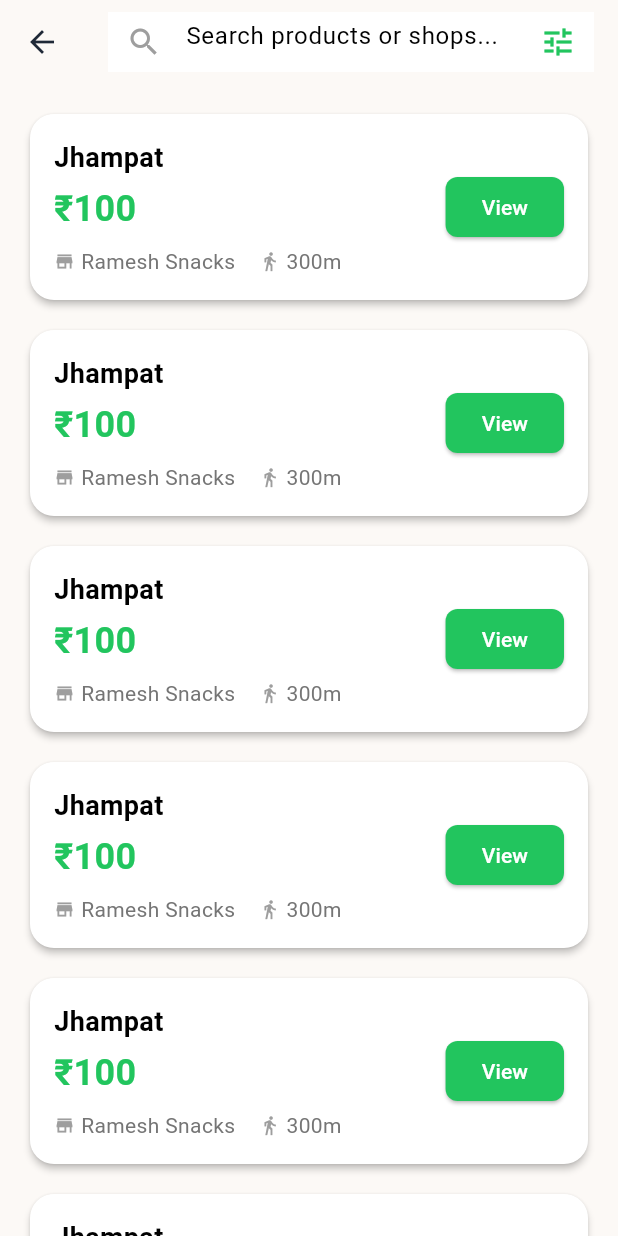
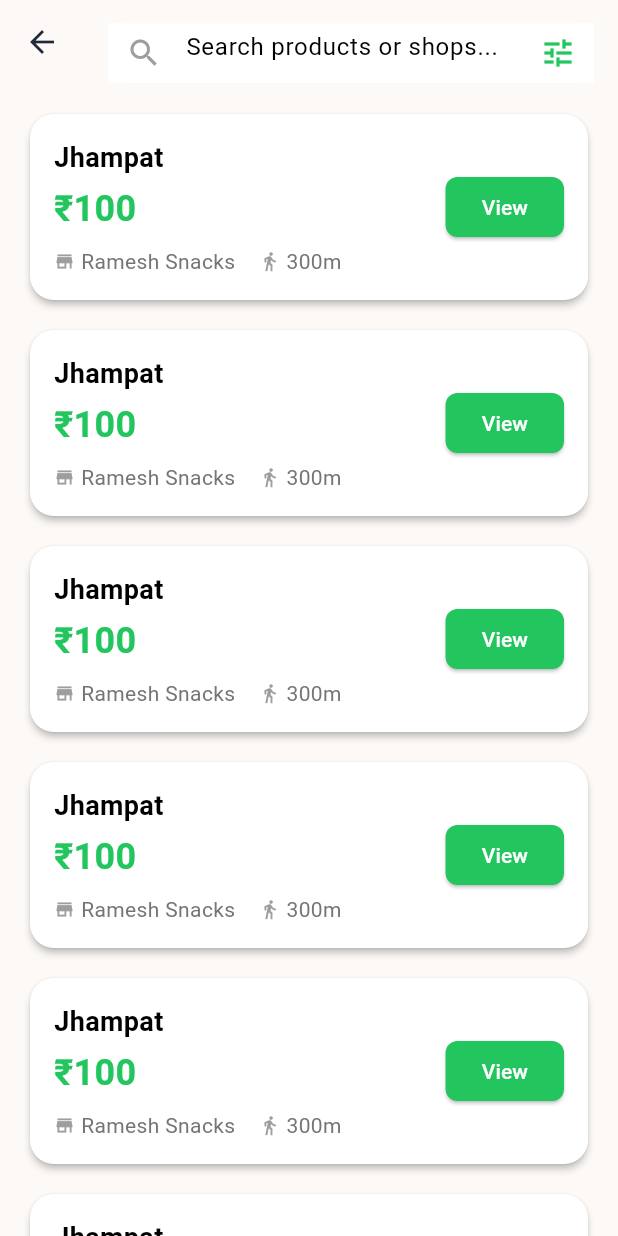
Before and after one commit to Rojankarki5656/PocketFind, a Flutter app: the SearchScreen screen opened directly, on a phone screen of 412 x 824 dp. Run offline on Flutter 3.47's test engine with Material 3 defaults, Android fonts, the phone set to English and light mode, and no system bars; our stand-ins replace geolocator; accounts and stored records are empty.

Commit message:
Padding and Margin

```diff
--- a/lib/screens/search/search_screen.dart
+++ b/lib/screens/search/search_screen.dart
@@ -28,6 +28,7 @@ class _SearchScreenState extends State<SearchScreen> {
       appBar: AppBar(
         title: Container(
           height: 40,
+          margin: const EdgeInsets.only(top: 15),
           decoration: BoxDecoration(
             color: Colors.grey.shade100,
             borderRadius: BorderRadius.circular(12),
```
